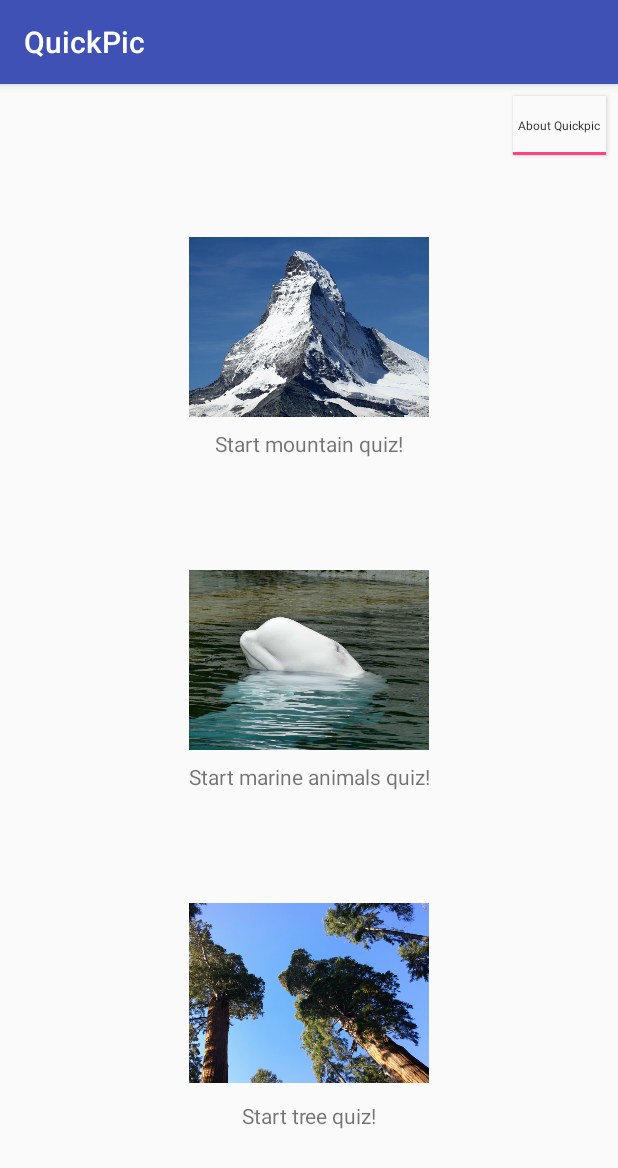
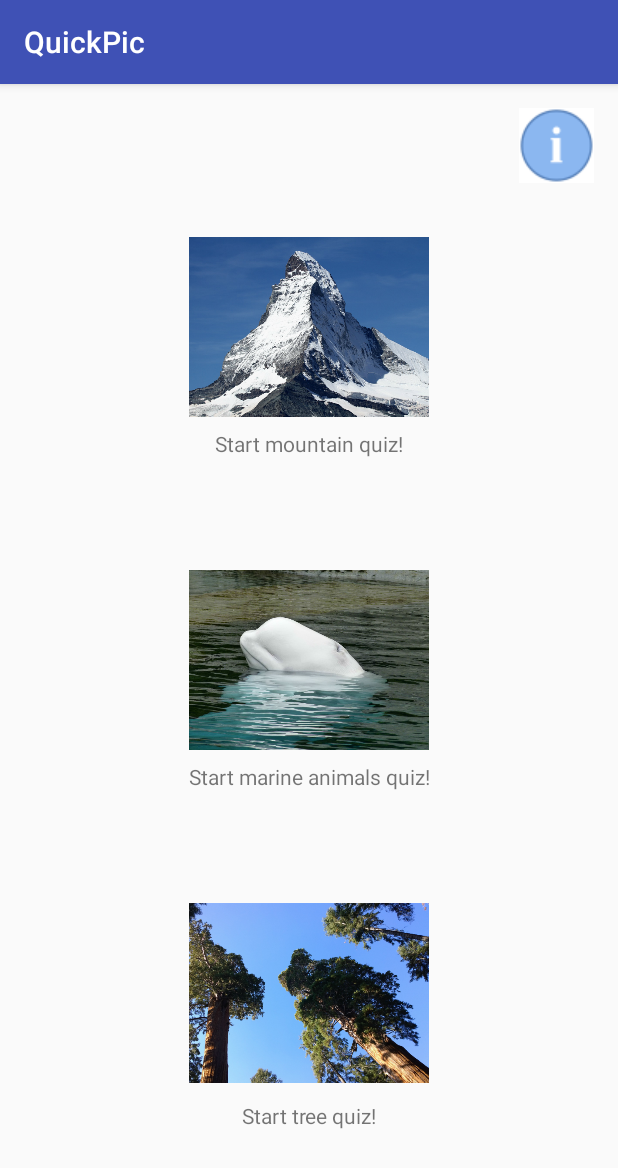
Before and after one commit to kathrin77/QuickPic, an Android app: the StartActivity screen opened directly, with no data from a screen before it, on a phone screen of 412 x 824 dp. Shown: the top 1168 px of the screen. Run offline under Robolectric (Android 15) with nearby library versions, the phone set to English and light mode, and no system bars.

Commit message:
infobutton eingefügt

```diff
--- a/app/src/main/java/com/example/quickpic/StartActivity.java
+++ b/app/src/main/java/com/example/quickpic/StartActivity.java
@@ -47,7 +47,7 @@ public class StartActivity extends AppCompatActivity {
         });
 
         //About-Button
-        Button about = findViewById(R.id.button);
+        ImageButton about = findViewById(R.id.imgBtnAbout);
         about.setOnClickListener(new View.OnClickListener() {
             @Override
             public void onClick(View view) {
--- a/app/src/main/res/layout/activity_start.xml
+++ b/app/src/main/res/layout/activity_start.xml
@@ -87,15 +87,16 @@
         app:layout_constraintStart_toStartOf="parent"
         app:layout_constraintTop_toBottomOf="@+id/imgBtnTree" />
 
-    <Button
-        android:id="@+id/button"
-        style="@android:style/Widget.Holo.Light.ActionMode"
-        android:layout_width="62dp"
-        android:layout_height="39dp"
-        android:layout_marginEnd="8dp"
-        android:layout_marginTop="8dp"
-        android:text="@string/about"
-        android:textSize="8sp"
+    <ImageButton
+        android:id="@+id/imgBtnAbout"
+        style="@style/AlertDialog.AppCompat.Light"
+        android:layout_width="wrap_content"
+        android:layout_height="wrap_content"
+        android:layout_marginEnd="16dp"
+        android:layout_marginTop="16dp"
+        android:background="@android:color/background_light"
         app:layout_constraintEnd_toEndOf="parent"
-        app:layout_constraintTop_toTopOf="parent" />
+        app:layout_constraintTop_toTopOf="parent"
+        app:srcCompat="@drawable/info" />
+
 </android.support.constraint.ConstraintLayout>
```
Also changed, not shown: app/src/main/res/drawable/info.png (added).
